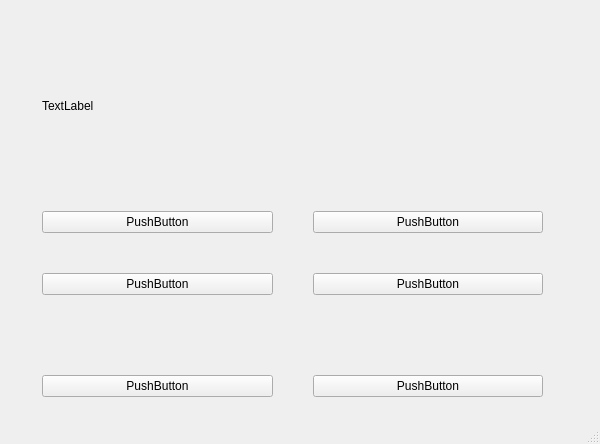
Qt form MenuPlanner.ui (marcospm92/MenuPlanner) before a commit.
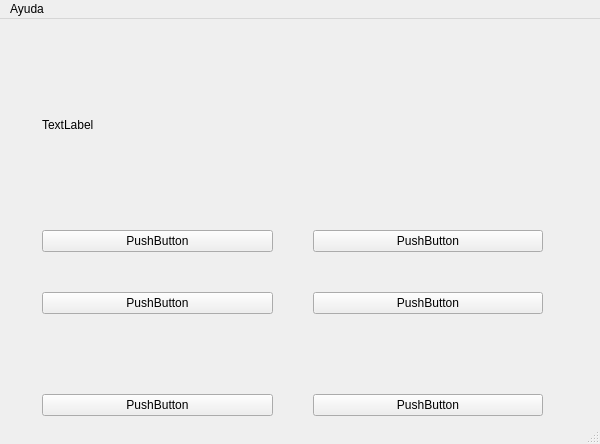
The same form after that commit.

What changed in the file:
```diff
--- a/MenuPlanner.ui
+++ b/MenuPlanner.ui
@@ -140,6 +140,13 @@
      <height>22</height>
     </rect>
    </property>
+   <widget class="QMenu" name="menuAcerca_de">
+    <property name="title">
+     <string>Ayuda</string>
+    </property>
+    <addaction name="actionAcerca_de"/>
+   </widget>
+   <addaction name="menuAcerca_de"/>
   </widget>
   <widget class="QStatusBar" name="statusbar"/>
  </widget>
```
Left out of the diff: 5 changed lines with no effect on the pictures.
